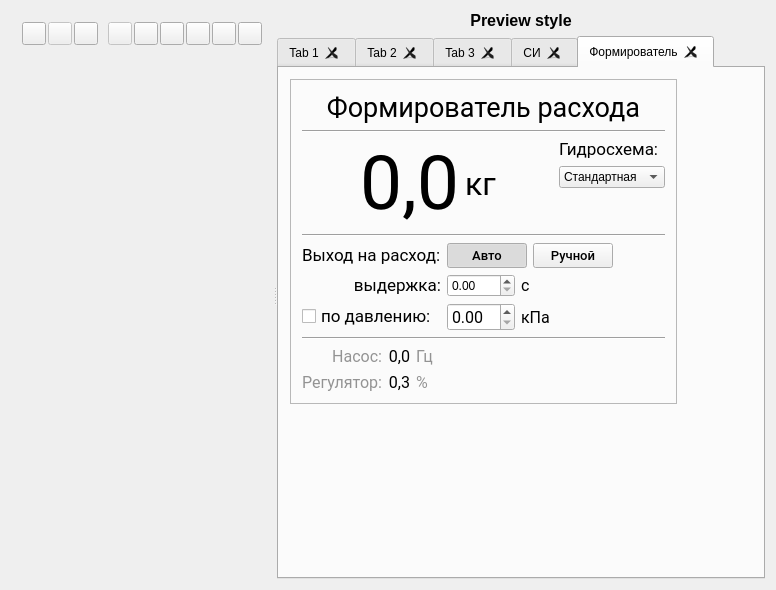
First picture: the form in qsseditor.ui, repository lit-uriy/qsseditor, before the edit.
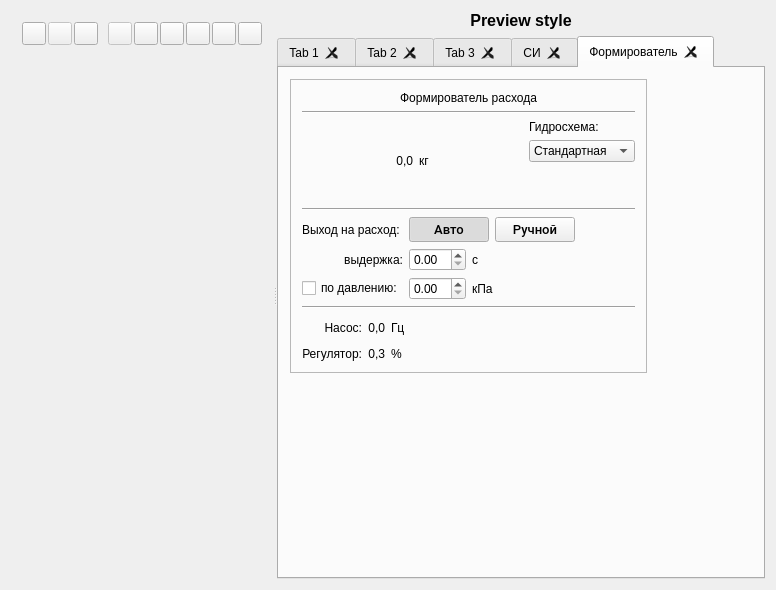
Second picture: the form after the edit. The open tabs and pages were chosen to show the change. Icons and pictures are not drawn. Custom widgets are drawn as their Qt base class.

Commit message: Формирователь расхода: перевёл на новые рельсы,  со свойствами виджетов.

Diff of the .ui file:
```diff
--- a/qsseditor.ui
+++ b/qsseditor.ui
@@ -1564,12 +1564,6 @@
              <layout class="QVBoxLayout" name="verticalLayout" stretch="0,1,2,1,1,1,0">
               <item>
                <widget class="QLabel" name="label">
-                <property name="font">
-                 <font>
-                  <family>Roboto</family>
-                  <pointsize>20</pointsize>
-                 </font>
-                </property>
                 <property name="text">
                  <string>Формирователь расхода</string>
                 </property>
@@ -1604,12 +1598,6 @@
                   </item>
                   <item>
                    <widget class="QLabel" name="label_3">
-                    <property name="font">
-                     <font>
-                      <family>Roboto</family>
-                      <pointsize>56</pointsize>
-                     </font>
-                    </property>
                     <property name="text">
                      <string>0,0</string>
                     </property>
@@ -1620,12 +1608,6 @@
                   </item>
                   <item>
                    <widget class="QLabel" name="label_16">
-                    <property name="font">
-                     <font>
-                      <family>Roboto</family>
-                      <pointsize>24</pointsize>
-                     </font>
-                    </property>
                     <property name="text">
                      <string>кг</string>
                     </property>
@@ -1651,12 +1633,6 @@
                 </item>
                 <item row="0" column="1">
                  <widget class="QLabel" name="label_12">
-                  <property name="font">
-                   <font>
-                    <family>Roboto</family>
-                    <pointsize>13</pointsize>
-                   </font>
-                  </property>
                   <property name="text">
                    <string>Гидросхема:</string>
                   </property>
@@ -1768,12 +1744,6 @@
                 </item>
                 <item row="2" column="2">
                  <widget class="QLabel" name="label_23">
-                  <property name="font">
-                   <font>
-                    <family>Roboto</family>
-                    <pointsize>12</pointsize>
-                   </font>
-                  </property>
                   <property name="text">
                    <string>кПа</string>
                   </property>
@@ -1790,22 +1760,10 @@
                     <verstretch>0</verstretch>
                    </sizepolicy>
                   </property>
-                  <property name="font">
-                   <font>
-                    <family>Roboto</family>
-                    <pointsize>12</pointsize>
-                   </font>
-                  </property>
                  </widget>
                 </item>
                 <item row="2" column="0">
                  <widget class="QCheckBox" name="checkBox">
-                  <property name="font">
-                   <font>
-                    <family>Roboto</family>
-                    <pointsize>13</pointsize>
-                   </font>
-                  </property>
                   <property name="text">
                    <string>по давлению:</string>
                   </property>
@@ -1813,12 +1771,6 @@
                 </item>
                 <item row="0" column="0">
                  <widget class="QLabel" name="label_13">
-                  <property name="font">
-                   <font>
-                    <family>Roboto</family>
-                    <pointsize>13</pointsize>
-                   </font>
-                  </property>
                   <property name="text">
                    <string>Выход на расход:</string>
                   </property>
@@ -1826,12 +1778,6 @@
                 </item>
                 <item row="1" column="2">
                  <widget class="QLabel" name="label_15">
-                  <property name="font">
-                   <font>
-                    <family>Roboto</family>
-                    <pointsize>12</pointsize>
-                   </font>
-                  </property>
                   <property name="text">
                    <string>с</string>
                   </property>
@@ -1858,12 +1804,6 @@
                 </item>
                 <item row="1" column="0">
                  <widget class="QLabel" name="label_14">
-                  <property name="font">
-                   <font>
-                    <family>Roboto</family>
-                    <pointsize>13</pointsize>
-                   </font>
-                  </property>
                   <property name="text">
                    <string>выдержка:</string>
                   </property>
@@ -1885,14 +1825,8 @@
                <layout class="QGridLayout" name="gridLayout">
                 <item row="0" column="0">
                  <widget class="QLabel" name="label_18">
-                  <property name="font">
-                   <font>
-                    <family>Roboto</family>
-                    <pointsize>12</pointsize>
-                   </font>
-                  </property>
                   <property name="text">
-                   <string>&lt;html&gt;&lt;head/&gt;&lt;body&gt;&lt;p&gt;&lt;span style=&quot; color:#939393;&quot;&gt;Насос:&lt;/span&gt;&lt;/p&gt;&lt;/body&gt;&lt;/html&gt;</string>
+                   <string>Насос:</string>
                   </property>
                   <property name="alignment">
                    <set>Qt::AlignBottom|Qt::AlignRight|Qt::AlignTrailing</set>
@@ -1901,12 +1835,6 @@
                 </item>
                 <item row="0" column="1">
                  <widget class="QLabel" name="label_19">
-                  <property name="font">
-                   <font>
-                    <family>Roboto</family>
-                    <pointsize>12</pointsize>
-                   </font>
-                  </property>
                   <property name="text">
                    <string>0,0</string>
                   </property>
@@ -1917,14 +1845,8 @@
                 </item>
                 <item row="0" column="2">
                  <widget class="QLabel" name="label_17">
-                  <property name="font">
-                   <font>
-                    <family>Roboto</family>
-                    <pointsize>12</pointsize>
-                   </font>
-                  </property>
                   <property name="text">
-                   <string>&lt;html&gt;&lt;head/&gt;&lt;body&gt;&lt;p&gt;&lt;span style=&quot; color:#939393;&quot;&gt;Гц&lt;/span&gt;&lt;/p&gt;&lt;/body&gt;&lt;/html&gt;</string>
+                   <string>Гц</string>
                   </property>
                   <property name="alignment">
                    <set>Qt::AlignBottom|Qt::AlignLeading|Qt::AlignLeft</set>
@@ -1933,14 +1855,8 @@
                 </item>
                 <item row="1" column="0">
                  <widget class="QLabel" name="label_21">
-                  <property name="font">
-                   <font>
-                    <family>Roboto</family>
-                    <pointsize>12</pointsize>
-                   </font>
-                  </property>
                   <property name="text">
-                   <string>&lt;html&gt;&lt;head/&gt;&lt;body&gt;&lt;p&gt;&lt;span style=&quot; color:#939393;&quot;&gt;Регулятор:&lt;/span&gt;&lt;/p&gt;&lt;/body&gt;&lt;/html&gt;</string>
+                   <string>Регулятор:</string>
                   </property>
                   <property name="alignment">
                    <set>Qt::AlignBottom|Qt::AlignRight|Qt::AlignTrailing</set>
@@ -1949,12 +1865,6 @@
                 </item>
                 <item row="1" column="1">
                  <widget class="QLabel" name="label_22">
-                  <property name="font">
-                   <font>
-                    <family>Roboto</family>
-                    <pointsize>12</pointsize>
-                   </font>
-                  </property>
                   <property name="text">
                    <string>0,3</string>
                   </property>
@@ -1965,14 +1875,8 @@
                 </item>
                 <item row="1" column="2">
                  <widget class="QLabel" name="label_20">
-                  <property name="font">
-                   <font>
-                    <family>Roboto</family>
-                    <pointsize>12</pointsize>
-                   </font>
-                  </property>
                   <property name="text">
-                   <string>&lt;html&gt;&lt;head/&gt;&lt;body&gt;&lt;p&gt;&lt;span style=&quot; color:#939393;&quot;&gt;%&lt;/span&gt;&lt;/p&gt;&lt;/body&gt;&lt;/html&gt;</string>
+                   <string>%</string>
                   </property>
                   <property name="alignment">
                    <set>Qt::AlignBottom|Qt::AlignLeading|Qt::AlignLeft</set>
```
Left out of the diff: 69 changed lines with no effect on the pictures.
